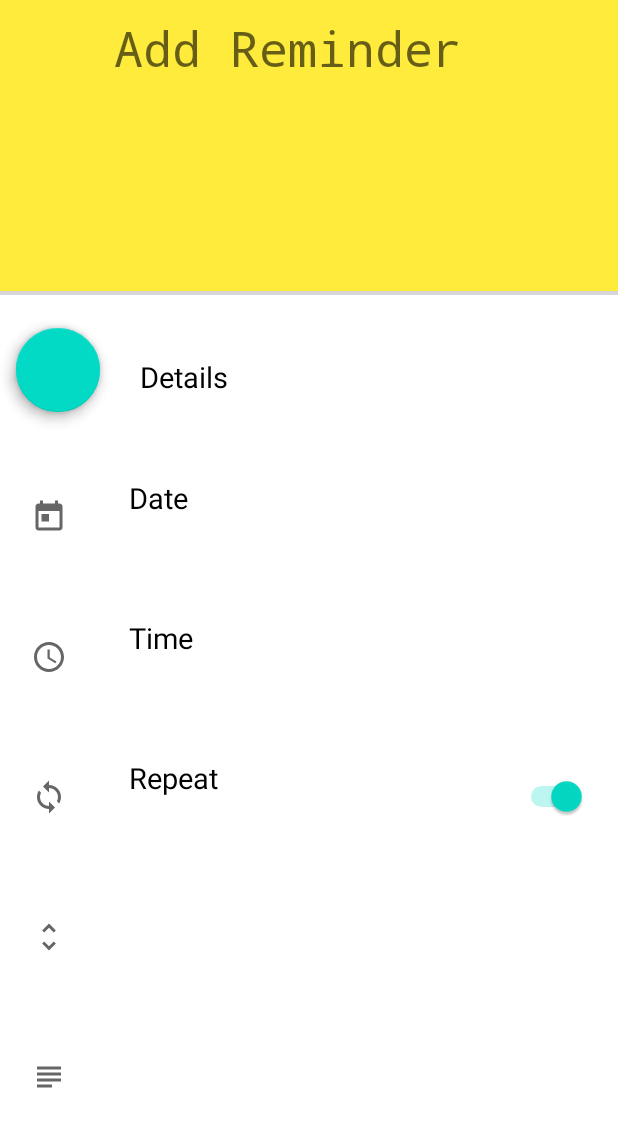
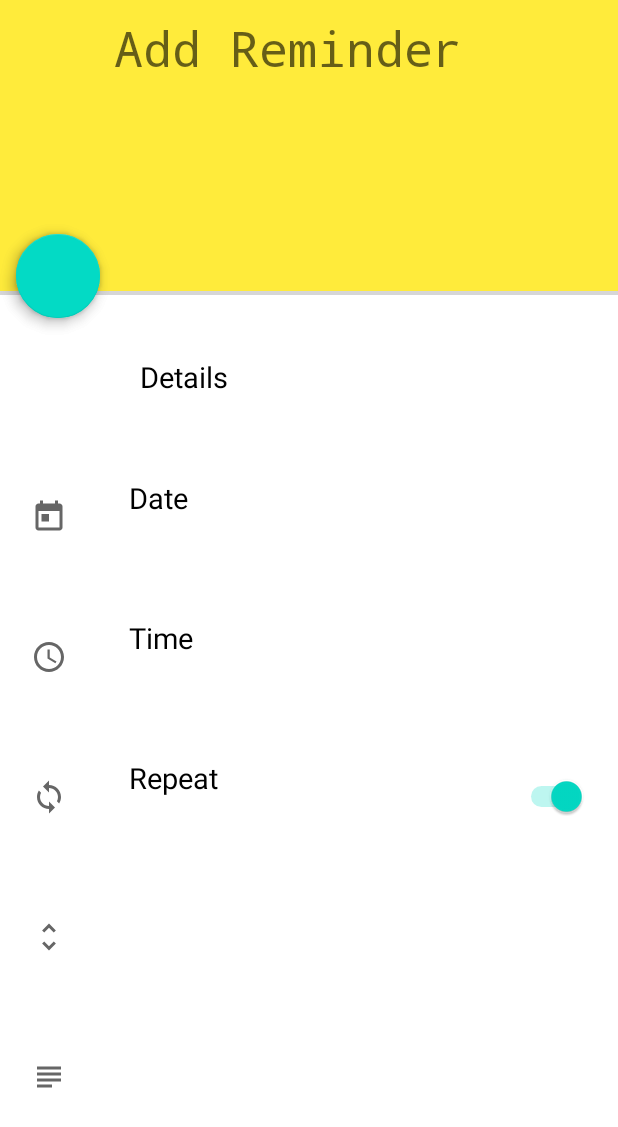
Before and after one commit to joyleenl/AAD_coursework, an Android app: the layout activity_add_reminder.xml on its own in the app's theme, with its tools: preview values and no code run, on a phone screen of 412 x 824 dp. Shown: the top 1127 px of the screen. Run offline under Robolectric (Android 15) with nearby library versions, the light colour scheme and no system bars; plain views replace FloatingActionButton.

Commit message:
commit after

```diff
--- a/app/src/main/res/layout/activity_add_reminder.xml
+++ b/app/src/main/res/layout/activity_add_reminder.xml
@@ -302,11 +302,11 @@
         android:clickable="true"
         android:onClick="selectFab1"
         app:fab_icon="@drawable/ic_baseline_notifications_none_24"
-        app:fab_colorNormal= "@color/pillButton"
+        app:fab_colorNormal= "@color/bottomBG"
         app:fab_colorPressed="@color/fab_pressed"
         app:fab_size="normal"
         android:layout_alignParentLeft="true"
-        android:layout_marginTop="@dimen/_168sdp"
+        android:layout_marginTop="@dimen/_120sdp"
         android:layout_centerHorizontal="true"
         android:layout_marginLeft="@dimen/_8sdp"/>
 
@@ -321,7 +321,7 @@
         app:fab_colorPressed="@color/fab_pressed"
         app:fab_size="normal"
         android:layout_alignParentLeft="true"
-        android:layout_marginTop="@dimen/_168sdp"
+        android:layout_marginTop="@dimen/_120sdp"
         android:layout_centerHorizontal="true"
         android:layout_marginLeft="@dimen/_8sdp"/>
 
```
